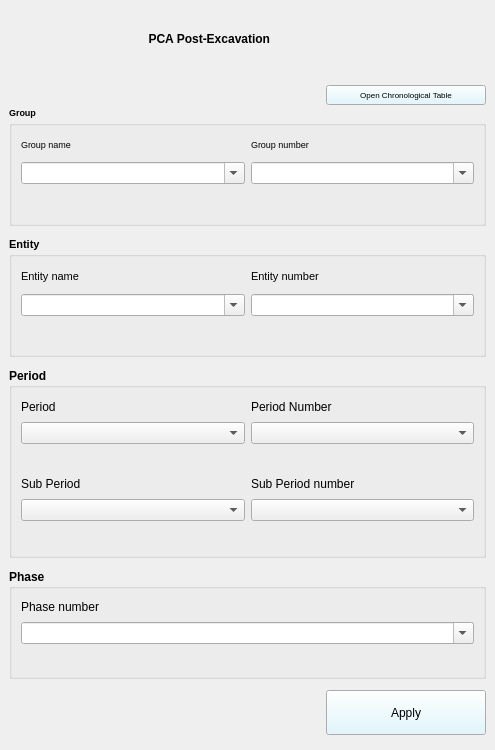
Before: the Qt Designer form PCA_PostExcavation/PCA_post_excavation_dockwidget_base.ui in PCA-Geodata/PCA-PostExcavation-QGIS-Plugin, drawn with Qt 5.
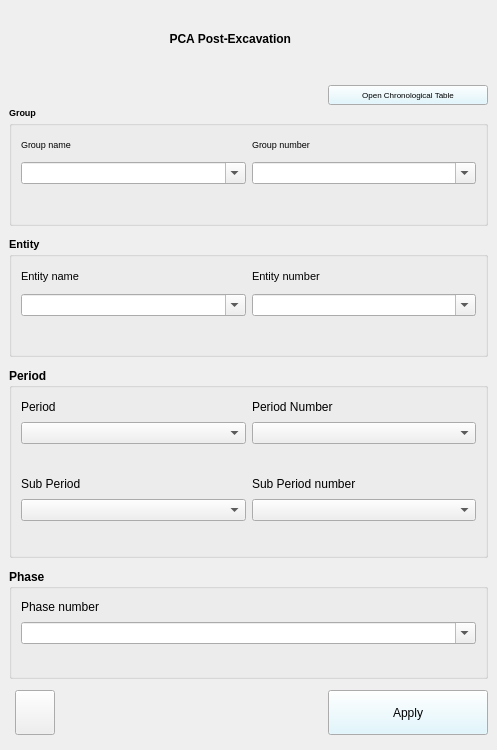
After: the same form once the commit is applied. Icons and pictures are not drawn.

The edit to the form file:
```diff
--- a/PCA_PostExcavation/PCA_post_excavation_dockwidget_base.ui
+++ b/PCA_PostExcavation/PCA_post_excavation_dockwidget_base.ui
@@ -9,7 +9,7 @@
    <rect>
     <x>0</x>
     <y>0</y>
-    <width>495</width>
+    <width>497</width>
     <height>750</height>
    </rect>
   </property>
@@ -21,14 +21,14 @@
   </property>
   <property name="minimumSize">
    <size>
-    <width>0</width>
-    <height>0</height>
+    <width>497</width>
+    <height>600</height>
    </size>
   </property>
   <property name="maximumSize">
    <size>
-    <width>16777215</width>
-    <height>16777215</height>
+    <width>524287</width>
+    <height>772</height>
    </size>
   </property>
   <property name="styleSheet">
@@ -767,6 +767,29 @@
       </property>
      </widget>
     </item>
+    <item row="7" column="1">
+     <widget class="QPushButton" name="backup_pushButton">
+      <property name="maximumSize">
+       <size>
+        <width>45</width>
+        <height>45</height>
+       </size>
+      </property>
+      <property name="text">
+       <string/>
+      </property>
+      <property name="icon">
+       <iconset>
+        <normaloff>icons/backup_icon.png</normaloff>icons/backup_icon.png</iconset>
+      </property>
+      <property name="iconSize">
+       <size>
+        <width>25</width>
+        <height>25</height>
+       </size>
+      </property>
+     </widget>
+    </item>
    </layout>
   </widget>
  </widget>
```
